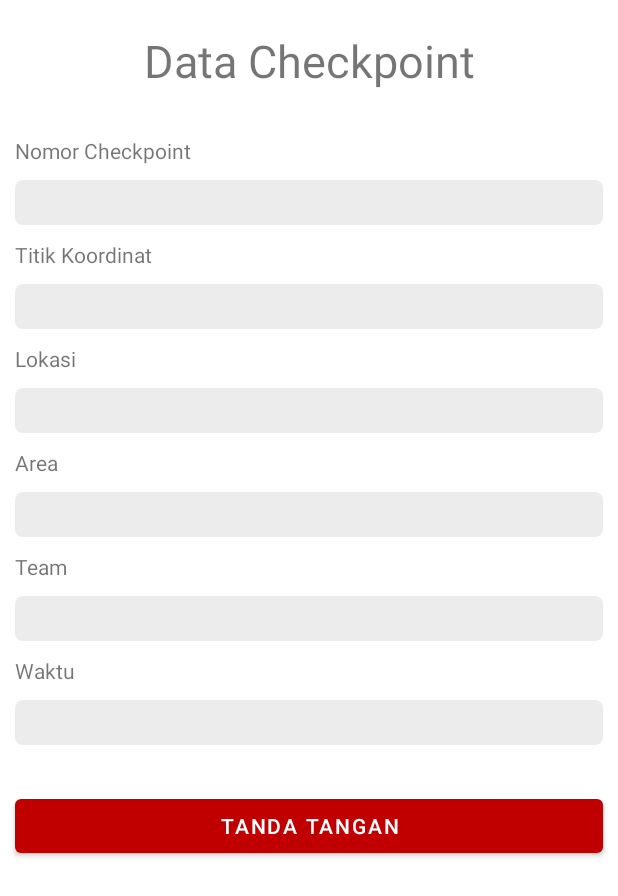
After one commit to aurtafalen/isss, an Android app: the layout activity_scan.xml on its own in the app's theme, with its tools: preview values and no code run, on a phone screen of 412 x 824 dp. The commit adds this screen. Shown: the top 896 px of the screen. Run offline under Robolectric (Android 15) with nearby library versions, the phone set to English and light mode, and no system bars.

Commit message:
scan qrcode , change icon isss

```diff
--- a/app/src/main/AndroidManifest.xml
+++ b/app/src/main/AndroidManifest.xml
@@ -20,12 +20,14 @@
         android:roundIcon="@drawable/icon"
         android:supportsRtl="true"
         android:theme="@style/Theme.ISSS">
+        <activity
+            android:name=".GTP.Scan"
+            android:exported="false" />
 
         <service
             android:name=".GTP.ServiceKeluar"
             android:enabled="true"
             android:exported="true" />
-
         <service
             android:name=".GTP.LocationService"
             android:enabled="true"
@@ -51,7 +53,7 @@
             android:exported="false" />
         <activity
             android:name=".MainActivity"
-            android:exported="false"></activity>
+            android:exported="false" />
     </application>
 
 </manifest>
--- /dev/null
+++ b/app/src/main/res/drawable/textview_corner.xml
@@ -0,0 +1,13 @@
+<?xml version="1.0" encoding="utf-8"?>
+<shape xmlns:android="http://schemas.android.com/apk/res/android" >
+
+    <solid android:color="@color/lightgray" />
+
+    <padding
+        android:left="1dp"
+        android:right="1dp"
+        android:bottom="1dp"
+        android:top="1dp" />
+
+    <corners android:radius="5dp" />
+</shape>
--- a/app/src/main/res/layout/activity_home_gtp.xml
+++ b/app/src/main/res/layout/activity_home_gtp.xml
@@ -93,6 +93,7 @@
             <!-- Column 3 -->
 
             <LinearLayout
+                android:id="@+id/mScan"
                 android:layout_width="0dp"
                 android:layout_height="match_parent"
                 android:layout_gravity="center"
--- /dev/null
+++ b/app/src/main/res/layout/activity_scan.xml
@@ -0,0 +1,124 @@
+<?xml version="1.0" encoding="utf-8"?>
+<ScrollView xmlns:android="http://schemas.android.com/apk/res/android"
+    xmlns:app="http://schemas.android.com/apk/res-auto"
+    xmlns:tools="http://schemas.android.com/tools"
+    android:layout_width="match_parent"
+    android:layout_height="match_parent"
+    tools:context=".GTP.Scan"
+    android:id="@+id/scan">
+
+    <LinearLayout
+        android:layout_width="match_parent"
+        android:layout_height="wrap_content"
+        android:orientation="vertical">
+
+        <TextView
+            android:layout_width="match_parent"
+            android:layout_height="match_parent"
+            android:layout_margin="20dp"
+            android:text="Data Checkpoint"
+            android:textSize="30dp"
+            android:textAlignment="center"/>
+
+        <TextView
+            android:layout_width="match_parent"
+            android:layout_height="match_parent"
+            android:layout_margin="10dp"
+            android:text="Nomor Checkpoint"/>
+
+        <TextView
+            android:id="@+id/tCheckpoint"
+            android:layout_width="match_parent"
+            android:layout_height="wrap_content"
+            android:layout_marginStart="10dp"
+            android:layout_marginEnd="10dp"
+            android:padding="5dp"
+            android:background="@drawable/textview_corner"/>
+
+        <TextView
+            android:layout_width="match_parent"
+            android:layout_height="match_parent"
+            android:layout_margin="10dp"
+            android:text="Titik Koordinat"/>
+
+        <TextView
+            android:id="@+id/tKordinat"
+            android:layout_width="match_parent"
+            android:layout_height="wrap_content"
+            android:layout_marginStart="10dp"
+            android:layout_marginEnd="10dp"
+            android:padding="5dp"
+            android:background="@drawable/textview_corner"/>
+
+        <TextView
+            android:layout_width="match_parent"
+            android:layout_height="match_parent"
+            android:layout_margin="10dp"
+            android:text="Lokasi"/>
+
+        <TextView
+            android:id="@+id/tLokasi"
+            android:layout_width="match_parent"
+            android:layout_height="wrap_content"
+            android:layout_marginStart="10dp"
+            android:layout_marginEnd="10dp"
+            android:padding="5dp"
+            android:background="@drawable/textview_corner"/>
+
+        <TextView
+            android:layout_width="match_parent"
+            android:layout_height="match_parent"
+            android:layout_margin="10dp"
+            android:text="Area"/>
+
+        <TextView
+            android:id="@+id/tArea"
+            android:layout_width="match_parent"
+            android:layout_height="wrap_content"
+            android:layout_marginStart="10dp"
+            android:layout_marginEnd="10dp"
+            android:padding="5dp"
+            android:background="@drawable/textview_corner"/>
+
+        <TextView
+            android:layout_width="match_parent"
+            android:layout_height="match_parent"
+            android:layout_margin="10dp"
+            android:text="Team"/>
+
+        <TextView
+            android:id="@+id/tTeam"
+            android:layout_width="match_parent"
+            android:layout_height="wrap_content"
+            android:layout_marginStart="10dp"
+            android:layout_marginEnd="10dp"
+            android:padding="5dp"
+            android:background="@drawable/textview_corner"/>
+
+        <TextView
+            android:layout_width="match_parent"
+            android:layout_height="match_parent"
+            android:layout_margin="10dp"
+            android:text="Waktu"/>
+
+        <TextView
+            android:id="@+id/tWaktu"
+            android:layout_width="match_parent"
+            android:layout_height="wrap_content"
+            android:layout_marginStart="10dp"
+            android:layout_marginEnd="10dp"
+            android:padding="5dp"
+            android:background="@drawable/textview_corner"/>
+
+        <Button
+            android:id="@+id/btn_ttd"
+            android:layout_width="match_parent"
+            android:layout_height="wrap_content"
+            android:layout_marginStart="10dp"
+            android:layout_marginEnd="10dp"
+            android:layout_marginTop="30dp"
+            android:layout_marginBottom="30dp"
+            android:text="Tanda Tangan"/>
+
+    </LinearLayout>
+</ScrollView>
--- a/app/src/main/res/values/colors.xml
+++ b/app/src/main/res/values/colors.xml
@@ -8,4 +8,5 @@
     <color name="black">#FF000000</color>
     <color name="white">#FFFFFFFF</color>
     <color name="rediss">#c00000</color>
+    <color name="lightgray">#ececec</color>
 </resources>
```
Also changed, not shown: app/build.gradle (+10 -1 lines), app/src/main/java/com/example/isss/GTP/Home_Gtp.java (+106 -27 lines), app/src/main/java/com/example/isss/GTP/Scan.java (added, +333 -0 lines), app/src/main/java/com/example/isss/GTP/SendDataScan.java (added, +100 -0 lines), app/src/main/java/com/example/isss/MainActivity.java (+7 -2 lines), app/src/main/res/drawable/icon.png.
